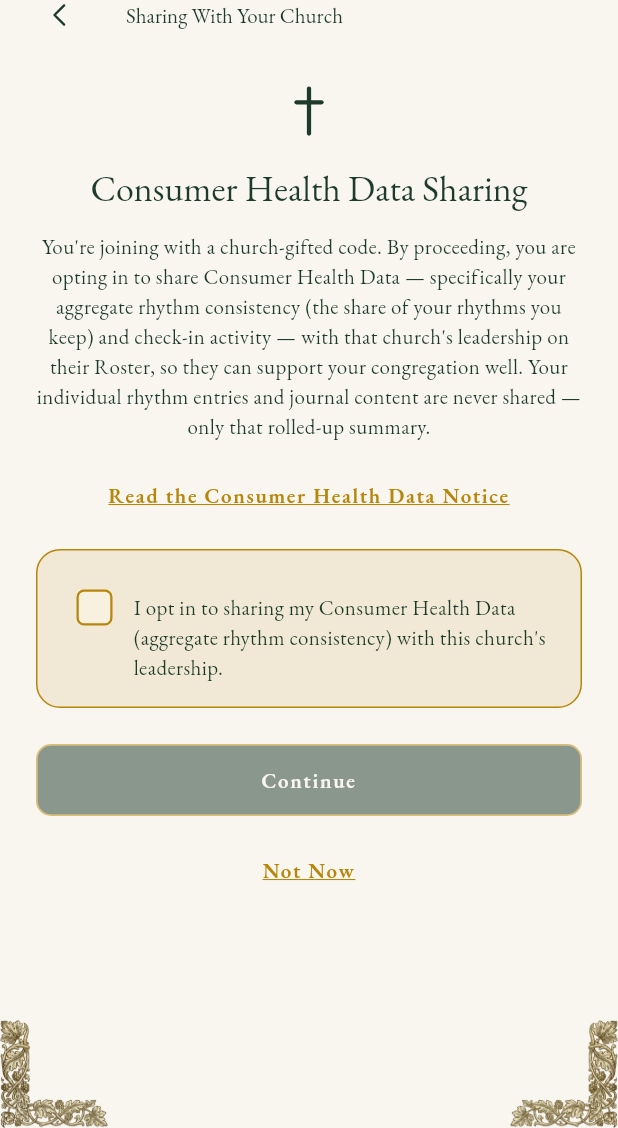
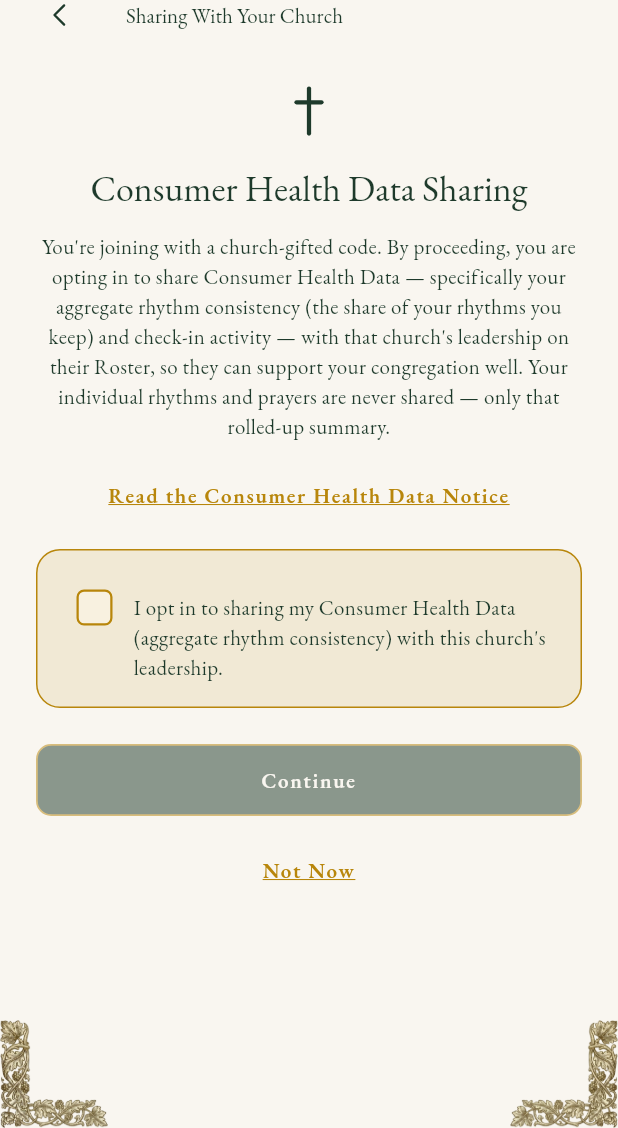
Before and after one commit to johnsonbrad317-max/the-trellis-app, a Flutter app: the ChurchDataSharingConsentScreen screen opened directly, on a phone screen of 412 x 824 dp, the part 108-1236 px from its top. Run offline on Flutter 3.47's test engine with Material 3 defaults, Android fonts, the phone set to English and light mode, and no system bars; our stand-ins replace firebase_core, firebase_messaging, flutter_local_notifications, image_picker, share_plus, supabase_flutter and 1 more; missing offline and left inert: add_2_calendar, device_calendar, posthog_flutter, purchases_flutter; accounts and stored records are empty; network calls fail.

Commit message:
Church consent screen: no 'journal' wording
Co-Authored-By: Claude Opus 5.5 <noreply@anthropic.com>

```diff
--- a/lib/screens/church_data_sharing_consent_screen.dart
+++ b/lib/screens/church_data_sharing_consent_screen.dart
@@ -22,7 +22,7 @@ import '../widgets/trellis_scaffold.dart';
 /// (vitality score) and check-in activity visible to that church's
 /// leadership on their Cloud Roster (see
 /// supabase/migrations/002_grants_and_cloud_access.sql's church_roster
-/// view) — raw rule items/journal entries are never exposed, only that
+/// view) — raw rule items and prayers are never exposed, only that
 /// rolled-up summary.
 ///
 /// Returns `true` via [Navigator.pop] once the Runner consents, `false`/
@@ -69,7 +69,7 @@ class _ChurchDataSharingConsentScreenState extends State<ChurchDataSharingConsen
                 "in to share Consumer Health Data — specifically your aggregate rhythm "
                 "consistency (the share of your rhythms you keep) and check-in activity — with that church's "
                 'leadership on their Roster, so they can support your congregation well. '
-                'Your individual rhythm entries and journal content are never shared — '
+                'Your individual rhythms and prayers are never shared — '
                 'only that rolled-up summary.',
                 style: textTheme.bodyMedium,
                 textAlign: TextAlign.center,
```
